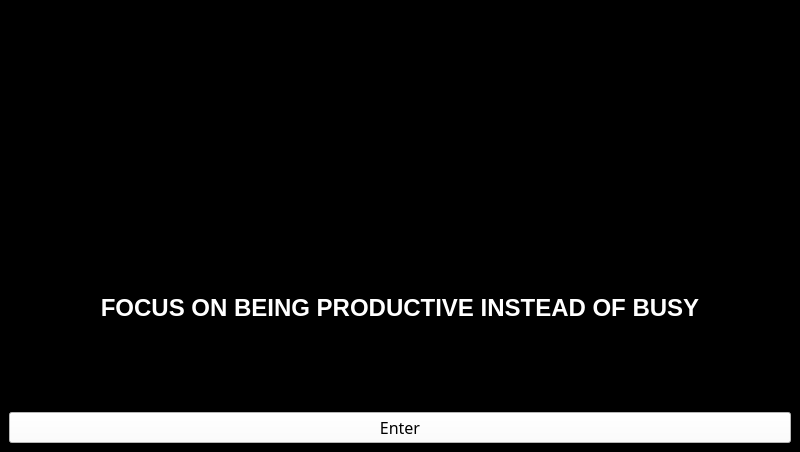
Qt form welcome/mainwindow.ui (bigyanpiya/Productivity-Plus) before a commit.
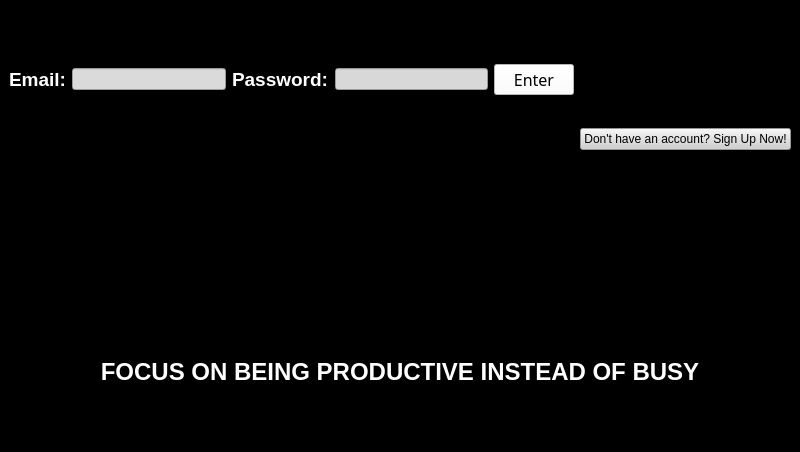
The same form after that commit.

The edit to the form file:
```diff
--- a/welcome/mainwindow.ui
+++ b/welcome/mainwindow.ui
@@ -19,6 +19,92 @@
   </property>
   <widget class="QWidget" name="centralwidget">
    <layout class="QVBoxLayout" name="verticalLayout">
+    <item>
+     <layout class="QHBoxLayout" name="horizontalLayout">
+      <item alignment="Qt::AlignVCenter">
+       <widget class="QLabel" name="label_2">
+        <property name="text">
+         <string>&lt;html&gt;&lt;head/&gt;&lt;body&gt;&lt;p&gt;&lt;span style=&quot; font-size:14pt; font-weight:700; color:#ffffff;&quot;&gt;Email:&lt;/span&gt;&lt;/p&gt;&lt;/body&gt;&lt;/html&gt;</string>
+        </property>
+       </widget>
+      </item>
+      <item>
+       <widget class="QLineEdit" name="lineEdit_username">
+        <property name="whatsThis">
+         <string>&lt;html&gt;
+&lt;body bgcolor=&quot;white&quot;&gt;
+&lt;input type=&quot;password&quot;&gt;
+&lt;/body&gt;
+&lt;/html&gt;</string>
+        </property>
+        <property name="styleSheet">
+         <string notr="true">*{background-color:rgb(218, 218, 218);}</string>
+        </property>
+        <property name="text">
+         <string/>
+        </property>
+       </widget>
+      </item>
+      <item alignment="Qt::AlignVCenter">
+       <widget class="QLabel" name="label_3">
+        <property name="text">
+         <string>&lt;html&gt;&lt;head/&gt;&lt;body&gt;&lt;p&gt;&lt;span style=&quot; font-size:14pt; font-weight:700; color:#ffffff;&quot;&gt;Password:&lt;/span&gt;&lt;/p&gt;&lt;/body&gt;&lt;/html&gt;</string>
+        </property>
+       </widget>
+      </item>
+      <item>
+       <widget class="QLineEdit" name="lineEdit_password">
+        <property name="toolTip">
+         <string>&lt;html&gt;
+&lt;body&gt;
+&lt;input type=&quot;password&quot;&gt;
+&lt;/body&gt;
+&lt;/html&gt;</string>
+        </property>
+        <property name="whatsThis">
+         <string>&lt;html&gt;
+&lt;body&gt;
+&lt;input type=&quot;password&quot;&gt;
+&lt;/body&gt;
+&lt;/html&gt;</string>
+        </property>
+        <property name="styleSheet">
+         <string notr="true">*{background-color:rgb(216, 216, 216);}</string>
+        </property>
+        <property name="text">
+         <string/>
+        </property>
+       </widget>
+      </item>
+      <item>
+       <widget class="QPushButton" name="enter">
+        <property name="font">
+         <font>
+          <family>Segoe Script</family>
+          <pointsize>12</pointsize>
+         </font>
+        </property>
+        <property name="styleSheet">
+         <string notr="true">background-color: rgb(255, 255, 255);</string>
+        </property>
+        <property name="text">
+         <string>Enter</string>
+        </property>
+       </widget>
+      </item>
+      <item alignment="Qt::AlignBottom">
+       <widget class="QPushButton" name="pushButton">
+        <property name="styleSheet">
+         <string notr="true">*{background-color:rgb(207, 207, 207);
+}</string>
+        </property>
+        <property name="text">
+         <string>Don't have an account? Sign Up Now!</string>
+        </property>
+       </widget>
+      </item>
+     </layout>
+    </item>
     <item alignment="Qt::AlignHCenter">
      <widget class="QLabel" name="image">
       <property name="text">
@@ -44,22 +130,6 @@
       </property>
      </widget>
     </item>
-    <item>
-     <widget class="QPushButton" name="enter">
-      <property name="font">
-       <font>
-        <family>Segoe Script</family>
-        <pointsize>12</pointsize>
-       </font>
-      </property>
-      <property name="styleSheet">
-       <string notr="true">background-color: rgb(255, 255, 255);</string>
-      </property>
-      <property name="text">
-       <string>Enter</string>
-      </property>
-     </widget>
-    </item>
    </layout>
   </widget>
  </widget>
```
